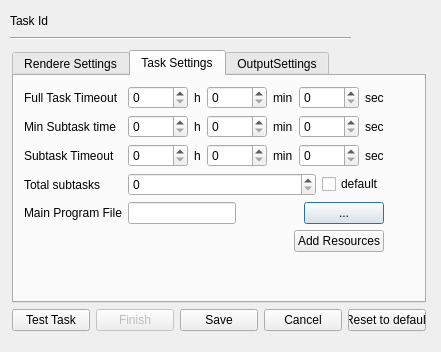
Before: the Qt Designer form poc/golemPy/examples/gnr/ui/NewTaskDialog.ui in golemfactory/clay, drawn with Qt 5.
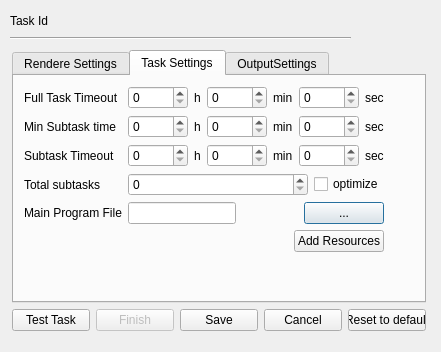
After: the same form once the commit is applied. The open tabs and pages were chosen to show the change.

The edit to the form file:
```diff
--- a/poc/golemPy/examples/gnr/ui/NewTaskDialog.ui
+++ b/poc/golemPy/examples/gnr/ui/NewTaskDialog.ui
@@ -470,7 +470,7 @@
               </sizepolicy>
              </property>
              <property name="text">
-              <string>default</string>
+              <string>optimize</string>
              </property>
             </widget>
            </item>
```
Left out of the diff: 4 changed lines with no effect on the pictures.
